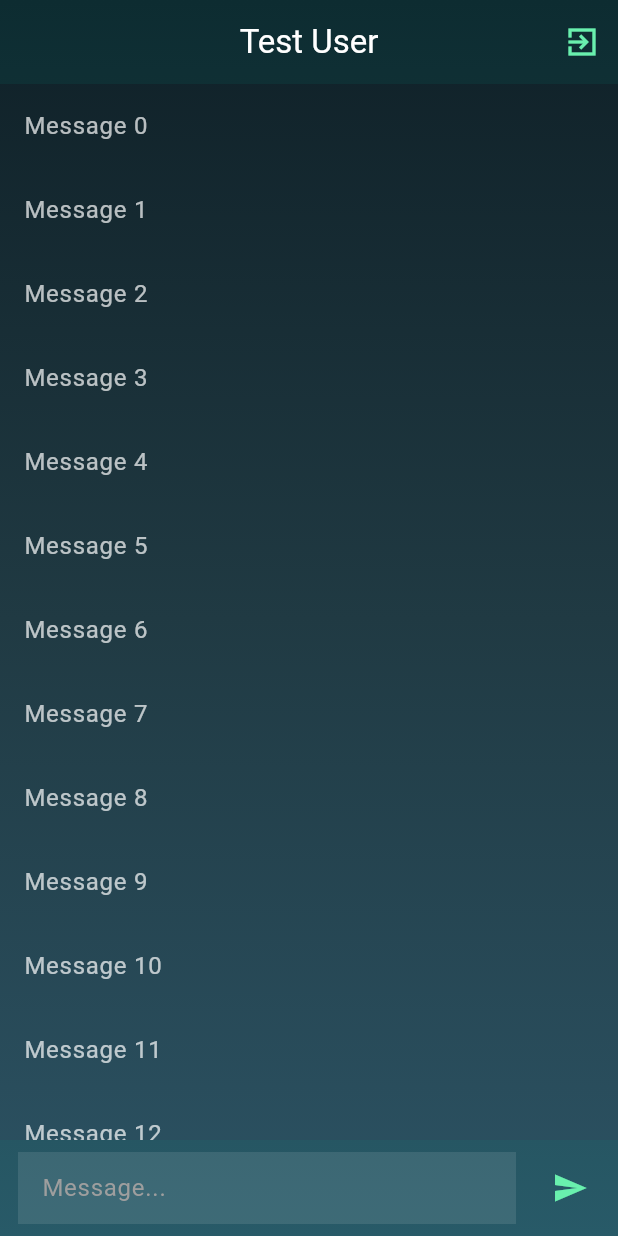
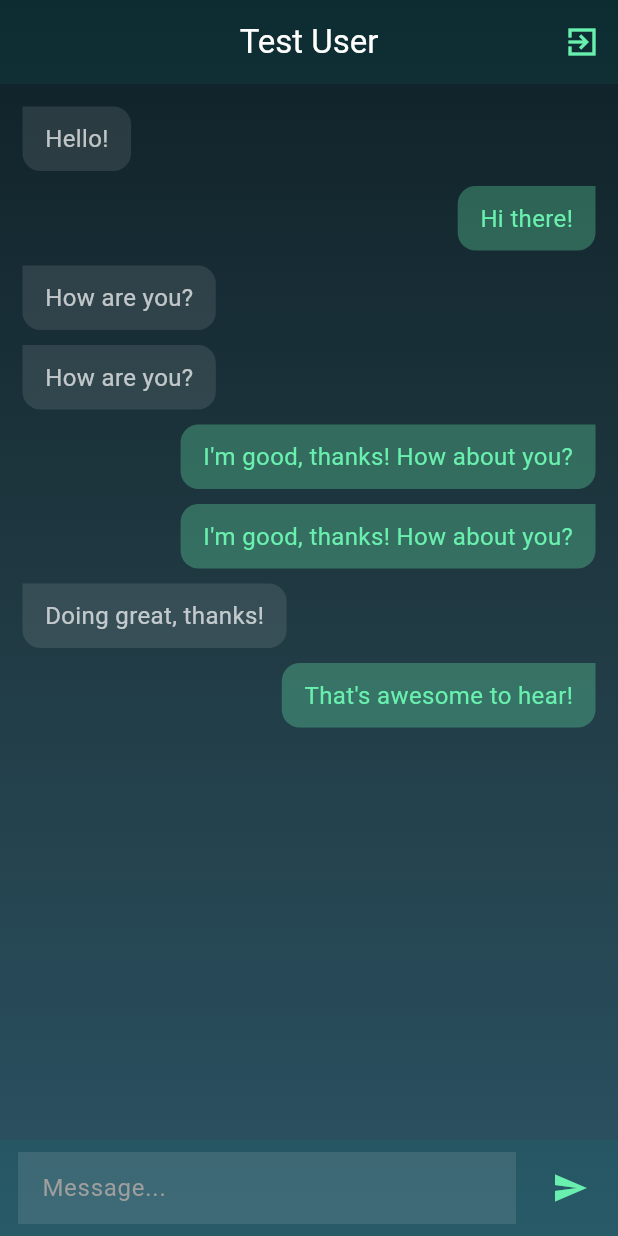
Before and after one commit to Arthur94-art/real_time_chat, a Flutter app: the ChatPage screen opened by its route, on a phone screen of 412 x 824 dp. Run offline on Flutter 3.47's test engine with Material 3 defaults, Android fonts, the phone set to English and light mode, and no system bars; our stand-ins replace bloc, dartz, equatable, flutter_bloc, get_it, go_router and 1 more; accounts and stored records are empty.

Commit message:
styling chat page

```diff
--- a/client/lib/features/chat/presentation/pages/chat_page.dart
+++ b/client/lib/features/chat/presentation/pages/chat_page.dart
@@ -1,28 +1,17 @@
-import 'dart:developer';
-
 import 'package:flutter/material.dart';
 import 'package:flutter_bloc/flutter_bloc.dart';
-import 'package:real_time_chat/core/router/navigation_helper.dart';
-import 'package:real_time_chat/core/router/routes_paths.dart';
-import 'package:real_time_chat/core/styles/colors.dart';
-import 'package:real_time_chat/core/widgets/text_field.dart';
 import 'package:real_time_chat/features/auth/presentation/bloc/auth_bloc.dart';
+import 'package:real_time_chat/features/chat/presentation/widgets/chat_input.dart';
 
 class ChatPage extends StatelessWidget {
   const ChatPage({super.key});
 
   @override
   Widget build(BuildContext context) {
-    return BlocListener<AuthBloc, AuthState>(
-      listener: (context, state) {
-        if (state is AuthUnauthenticated) {
-          NavigationHelper.pushAndRemoveUntil(context, RoutesPaths.auth);
-        }
-      },
-      child: Scaffold(
+    return Scaffold(
       appBar: AppBar(
         automaticallyImplyLeading: false,
-          backgroundColor: MainColors.teal.withOpacity(.1),
+        backgroundColor: Colors.teal.withOpacity(.1),
         title: const Text('Test User'),
         centerTitle: true,
         foregroundColor: Colors.white,
@@ -42,65 +31,72 @@ class ChatPage extends StatelessWidget {
         children: [
           Expanded(
             child: ListView.builder(
-                itemCount: 20,
+              padding: const EdgeInsets.symmetric(vertical: 10, horizontal: 15),
+              itemCount: messages.length,
               itemBuilder: (context, index) {
-                  return ListTile(
-                    title: Text(
-                      'Message $index',
-                      style: const TextStyle(color: Colors.white70),
-                    ),
-                  );
+                final message = messages[index];
+                return ChatBubble(message: message);
               },
             ),
           ),
           const ChatInput(),
         ],
       ),
+    );
+  }
+}
+
+class ChatMessage {
+  final String text;
+  final bool isMe;
+
+  ChatMessage({required this.text, required this.isMe});
+}
+
+final List<ChatMessage> messages = [
+  ChatMessage(text: "Hello!", isMe: false),
+  ChatMessage(text: "Hi there!", isMe: true),
+  ChatMessage(text: "How are you?", isMe: false),
+  ChatMessage(text: "How are you?", isMe: false),
+  ChatMessage(text: "I'm good, thanks! How about you?", isMe: true),
+  ChatMessage(text: "I'm good, thanks! How about you?", isMe: true),
+  ChatMessage(text: "Doing great, thanks!", isMe: false),
+  ChatMessage(text: "That's awesome to hear!", isMe: true),
+];
+
+class ChatBubble extends StatelessWidget {
+  final ChatMessage message;
+
+  const ChatBubble({required this.message, super.key});
+
+  @override
+  Widget build(BuildContext context) {
+    final isMe = message.isMe;
+
+    return Align(
+      alignment: isMe ? Alignment.centerRight : Alignment.centerLeft,
+      child: Container(
+        margin: const EdgeInsets.symmetric(vertical: 5),
+        padding: const EdgeInsets.symmetric(horizontal: 15, vertical: 10),
+        decoration: BoxDecoration(
+          color: isMe
+              ? Colors.greenAccent.withOpacity(0.3)
+              : Colors.white.withOpacity(0.1),
+          borderRadius: BorderRadius.only(
+            topLeft: Radius.circular(isMe ? 12 : 0),
+            topRight: Radius.circular(isMe ? 0 : 12),
+            bottomLeft: const Radius.circular(12),
+            bottomRight: const Radius.circular(12),
+          ),
+        ),
+        child: Text(
+          message.text,
+          style: TextStyle(
+            color: isMe ? Colors.greenAccent : Colors.white70,
+            fontSize: 16,
+          ),
+        ),
       ),
     );
   }
 }
-
-class ChatInput extends StatelessWidget {
-  const ChatInput({super.key});
-
-  @override
-  Widget build(BuildContext context) {
-    final TextEditingController messageController = TextEditingController();
-
-    return Container(
-      padding: const EdgeInsets.symmetric(horizontal: 8.0, vertical: 4.0),
-      color: MainColors.teal.withOpacity(.1),
-      child: Row(
-        children: [
-          Expanded(
-            child: Padding(
-              padding: const EdgeInsets.all(4.0),
-              child: CustomTextField(
-                controller: messageController,
-                hintText: 'Message...',
-                fillColor: MainColors.white70.withOpacity(.1),
-                isOutlined: false,
-                textStyle: const TextStyle(
-                  fontSize: 16,
-                  color: Colors.white,
-                ),
-              ),
-            ),
-          ),
-          const SizedBox(width: 8),
-          IconButton(
-            icon: const Icon(Icons.send, color: Colors.greenAccent),
-            onPressed: () {
-              final message = messageController.text.trim();
-              if (message.isNotEmpty) {
-                log('Send message: $message');
-                messageController.clear();
-              }
-            },
-          ),
-        ],
-      ),
-    );
-  }
-}
--- /dev/null
+++ b/client/lib/features/chat/presentation/widgets/chat_input.dart
@@ -0,0 +1,49 @@
+import 'dart:developer';
+
+import 'package:flutter/material.dart';
+import 'package:real_time_chat/core/styles/colors.dart';
+import 'package:real_time_chat/core/widgets/text_field.dart';
+
+class ChatInput extends StatelessWidget {
+  const ChatInput({super.key});
+
+  @override
+  Widget build(BuildContext context) {
+    final TextEditingController messageController = TextEditingController();
+
+    return Container(
+      padding: const EdgeInsets.symmetric(horizontal: 8.0, vertical: 4.0),
+      color: MainColors.teal.withOpacity(.1),
+      child: Row(
+        children: [
+          Expanded(
+            child: Padding(
+              padding: const EdgeInsets.all(4.0),
+              child: CustomTextField(
+                controller: messageController,
+                hintText: 'Message...',
+                fillColor: MainColors.white70.withOpacity(.1),
+                isOutlined: false,
+                textStyle: const TextStyle(
+                  fontSize: 16,
+                  color: Colors.white,
+                ),
+              ),
+            ),
+          ),
+          const SizedBox(width: 8),
+          IconButton(
+            icon: const Icon(Icons.send, color: Colors.greenAccent),
+            onPressed: () {
+              final message = messageController.text.trim();
+              if (message.isNotEmpty) {
+                log('Send message: $message');
+                messageController.clear();
+              }
+            },
+          ),
+        ],
+      ),
+    );
+  }
+}
```
Lines whose indentation alone changed are shown as unchanged.
